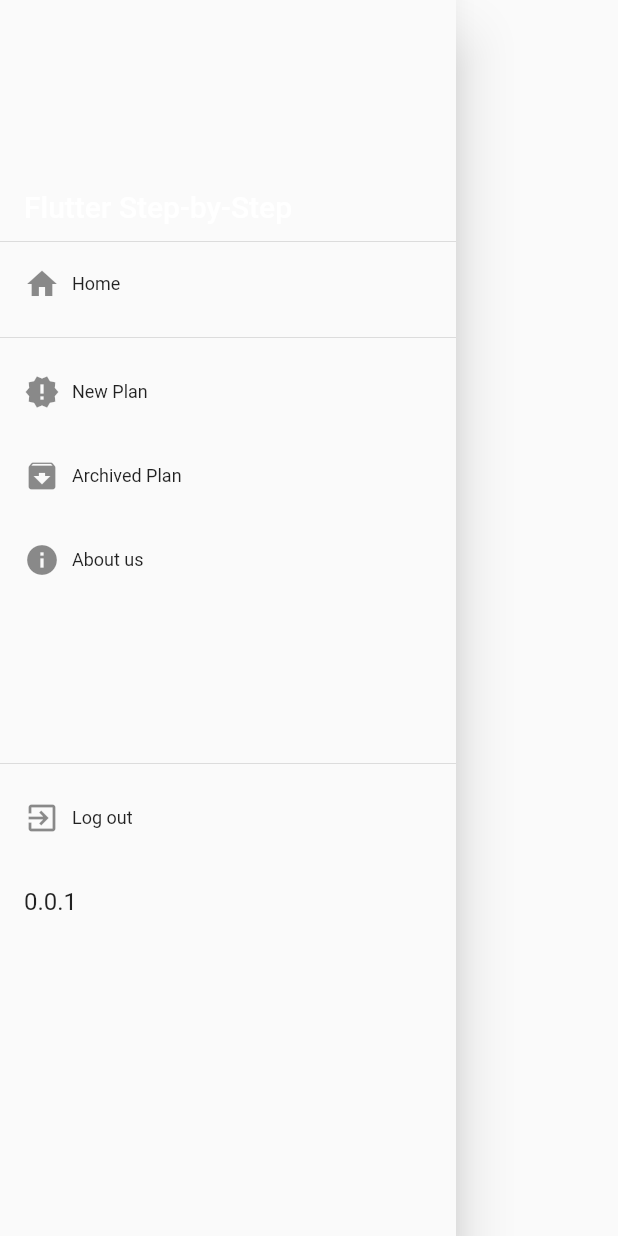
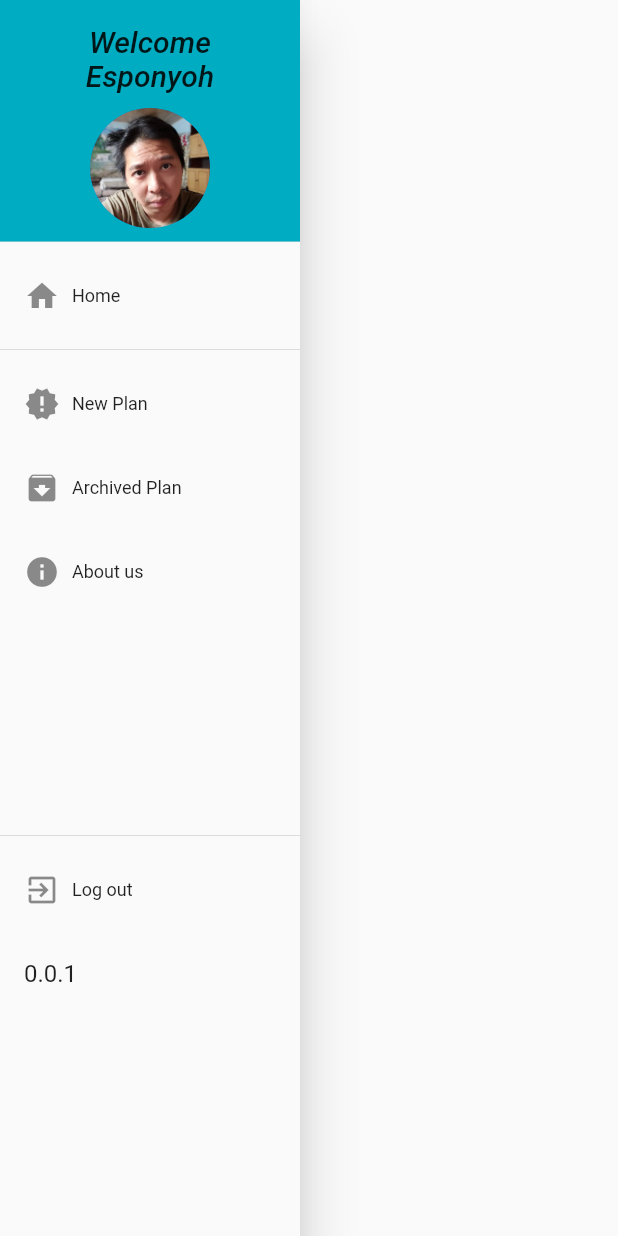
Before and after one commit to espanyoh/mademe-mobile, a Flutter app: the AppDrawer widget shown alone on an empty page, opened directly, on a phone screen of 412 x 824 dp. Run offline on Flutter 3.47's test engine with Material 2 defaults, Android fonts, the phone set to English and light mode, and no system bars; Roboto replaces fonts that are missing (Georgia, Hind).

Commit message:
Update header of drawer

```diff
--- a/lib/widget/drawer.dart
+++ b/lib/widget/drawer.dart
@@ -4,25 +4,24 @@ import 'package:mademe/screens/login_screen.dart';
 class AppDrawer extends StatelessWidget {
   Widget _createHeader(BuildContext context) {
     return DrawerHeader(
-      margin: EdgeInsets.zero,
-      padding: EdgeInsets.zero,
+      child: Column(
+        children: <Widget>[
+          Text(
+            'Welcome Esponyoh',
+            style: Theme.of(context).textTheme.title,
+            textAlign: TextAlign.center,
+          ),
+          SizedBox(
+            height: 10.0,
+          ),
+          CircleAvatar(
+            radius: 40.0,
+            backgroundImage: AssetImage('assets/temp_images/profile1.jpg'),
+          ),
+        ],
+      ),
       decoration: BoxDecoration(
-          // image: DecorationImage(
-          //   fit: BoxFit.fill,
-          //   image: AssetImage('path/to/header_background.png'),
-          // ),
-          ),
-      child: Stack(
-        children: <Widget>[
-          Positioned(
-              bottom: 12.0,
-              left: 16.0,
-              child: Text("Flutter Step-by-Step",
-                  style: TextStyle(
-                      color: Colors.white,
-                      fontSize: 20.0,
-                      fontWeight: FontWeight.w500))),
-        ],
+        color: Theme.of(context).accentColor,
       ),
     );
   }
@@ -51,7 +50,9 @@ class AppDrawer extends StatelessWidget {
 
   @override
   Widget build(BuildContext context) {
-    return Drawer(
+    return Container(
+      width: 200.0,
+      child: Drawer(
         child: ListView(
           padding: EdgeInsets.zero,
           children: <Widget>[
@@ -78,7 +79,7 @@ class AppDrawer extends StatelessWidget {
               context: context,
             ),
             SizedBox(
-            height: 100.0,
+              height: 140.0,
             ),
             Divider(),
             _createDrawerItem(
@@ -98,6 +99,7 @@ class AppDrawer extends StatelessWidget {
             ),
           ],
         ),
+      ),
     );
   }
 }
--- a/pubspec.yaml
+++ b/pubspec.yaml
@@ -41,6 +41,7 @@ flutter:
   # To add assets to your application, add an assets section, like this:
   assets:
     - assets/logos/
+    - assets/temp_images/
   #  - images/a_dot_ham.jpeg
   # An image asset can refer to one or more resolution-specific "variants", see
   # https://flutter.dev/assets-and-images/#resolution-aware.
```
Also changed, not shown: assets/temp_images/profile1.jpg (added). Lines whose indentation alone changed are shown as unchanged.
